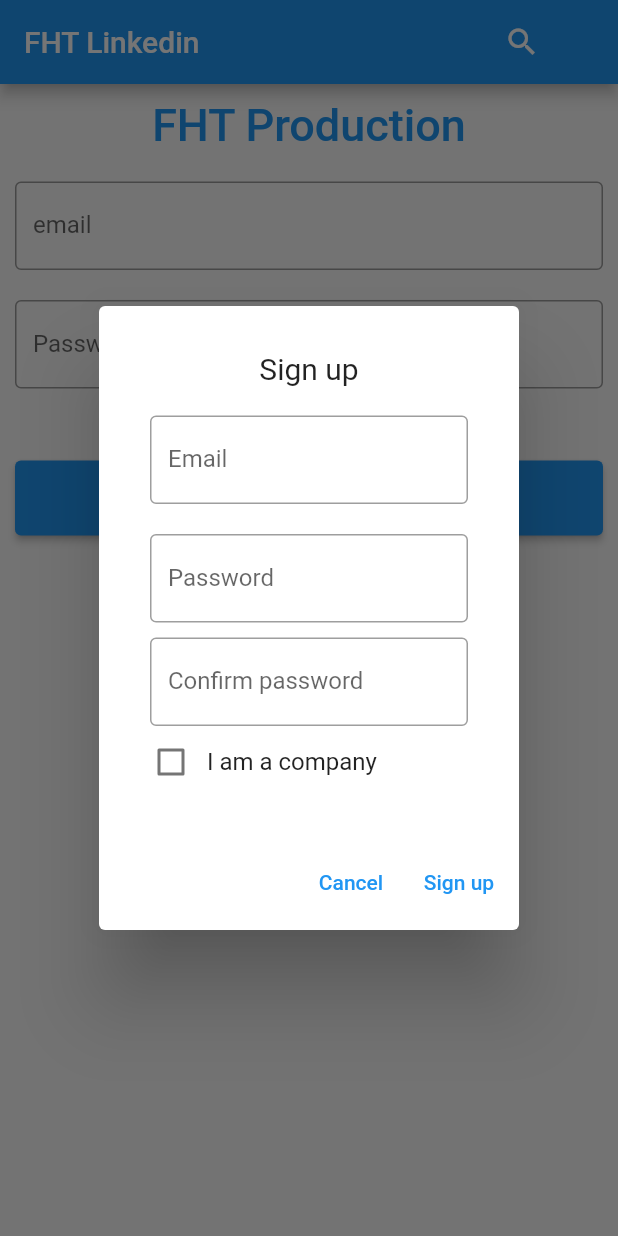
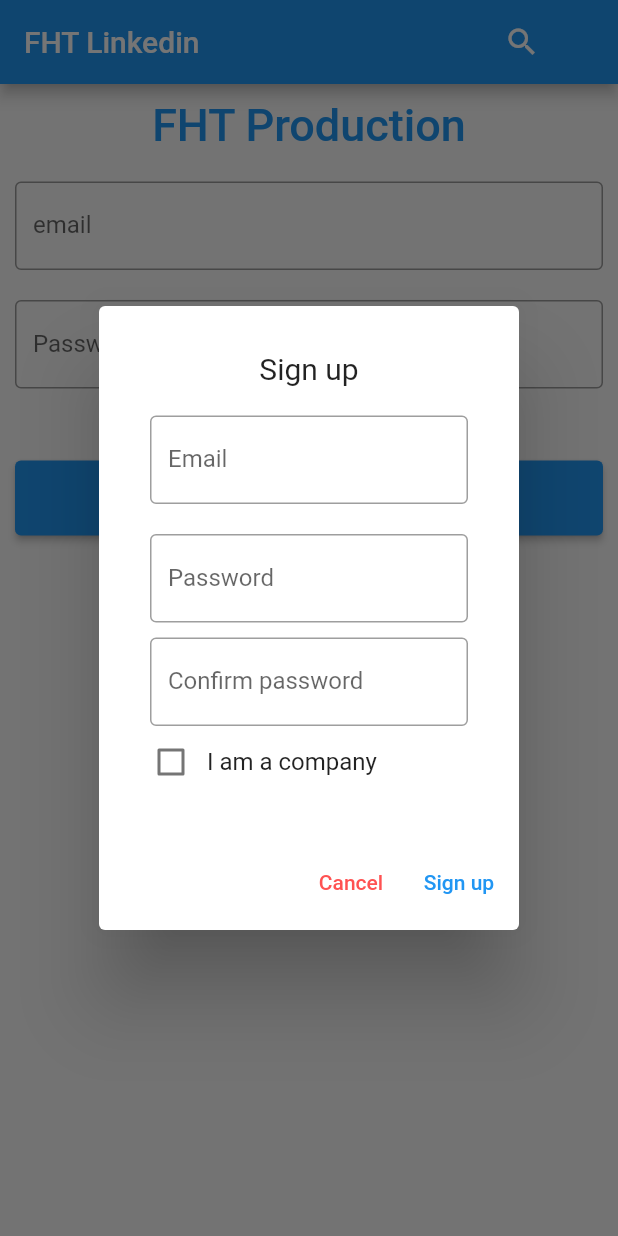
Before and after one commit to Thomas141100/nlpf, a Flutter app: the screen it shows after launch, after a tap on "Sign up", on a phone screen of 412 x 824 dp. Run offline on Flutter 3.47's test engine with Material 2 defaults, Android fonts, the phone set to English and light mode, and no system bars.

Commit message:
[FIX][SIGNUP] Modal is now beautifull.
Co-authored-by: Florent <FlorentTauty@users.noreply.github.com>

```diff
--- a/frontend/lib/components/signup_form.dart
+++ b/frontend/lib/components/signup_form.dart
@@ -12,6 +12,7 @@
   final emailController = TextEditingController();
   final passwordController = TextEditingController();
   final passwordConfirmController = TextEditingController();
+  final companyController = TextEditingController();
   bool isCompany = false;
 
   @override
@@ -20,6 +21,7 @@
     emailController.dispose();
     passwordController.dispose();
     passwordConfirmController.dispose();
+    companyController.dispose();
     super.dispose();
   }
 
@@ -99,7 +101,25 @@
               ),
               const Text("I am a company"),
             ],
-          )
+          ),
+          if (isCompany)
+            Container(
+              padding: const EdgeInsets.fromLTRB(10, 10, 10, 0),
+              child: TextFormField(
+                controller: companyController,
+                obscureText: true,
+                decoration: const InputDecoration(
+                  border: OutlineInputBorder(),
+                  labelText: 'Company name',
+                ),
+                validator: (value) {
+                  if (value == null || value.isEmpty) {
+                    return 'Please enter some text';
+                  }
+                  return null;
+                },
+              ),
+            )
         ],
       ),
     ));
--- a/frontend/lib/login.dart
+++ b/frontend/lib/login.dart
@@ -133,10 +133,14 @@
                             content: const SignupForm(),
                             actions: [
                               TextButton(
-                                  onPressed: () {
-                                    Navigator.of(context).pop();
-                                  },
-                                  child: const Text('Cancel')),
+                                style: TextButton.styleFrom(
+                                    foregroundColor: Colors.redAccent),
+                                onPressed: () {
+                                  Navigator.of(context).pop();
+                                },
+                                child: const Text('Cancel'),
+                              ),
+
                               // The "Yes" button
                               TextButton(
                                   onPressed: () {
```
